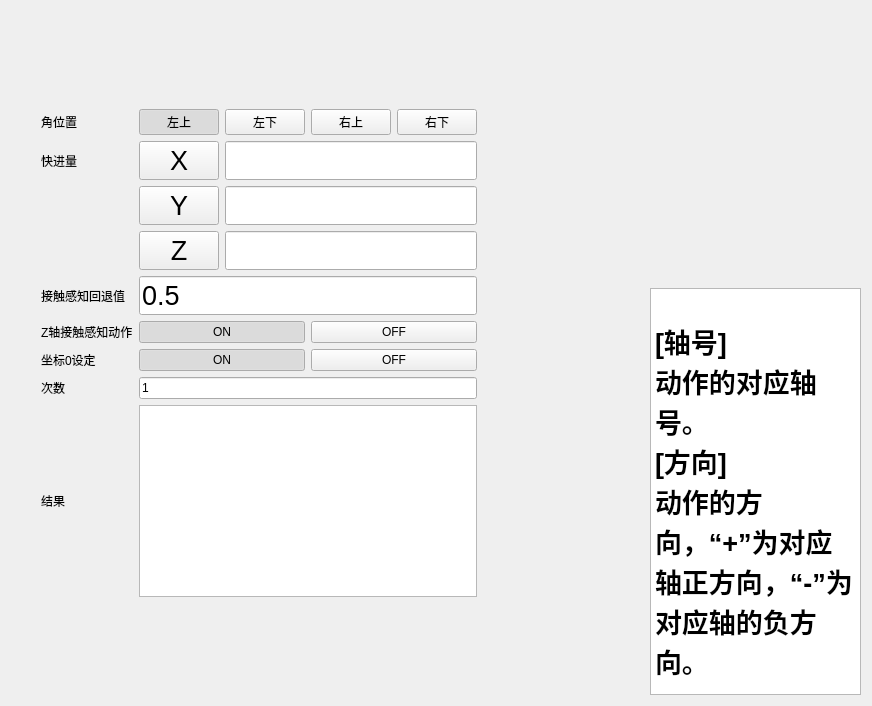
Before: the Qt Designer form forms/manual/jiaodingweiform.ui in zephyrrr/Camotics_modbus, drawn with Qt 5.
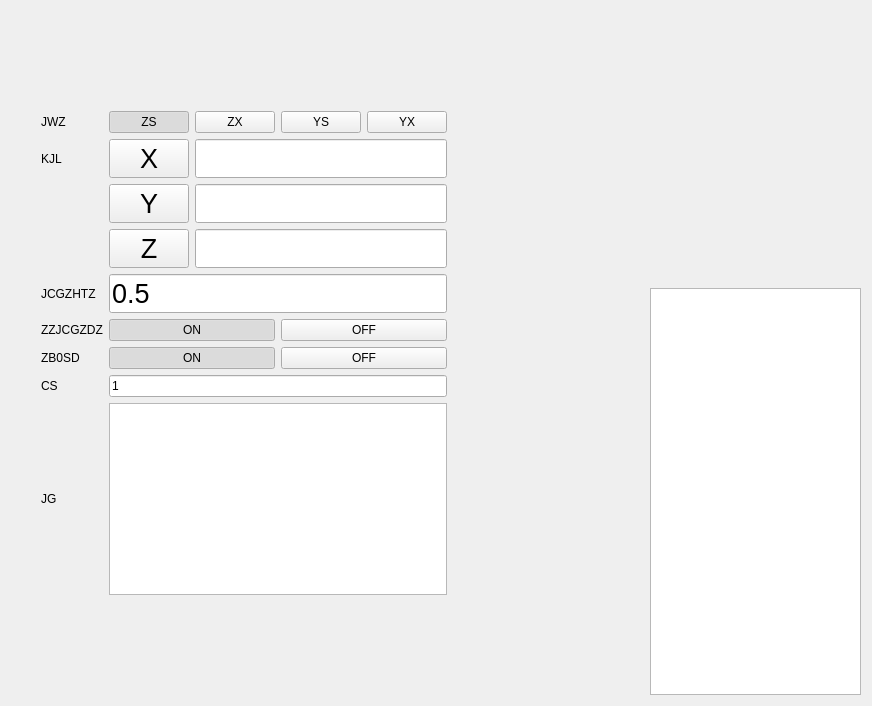
After: the same form once the commit is applied. Custom widgets are drawn as their Qt base class.

```diff
--- a/forms/manual/jiaodingweiform.ui
+++ b/forms/manual/jiaodingweiform.ui
@@ -51,14 +51,14 @@
          <item row="4" column="0">
           <widget class="QLabel" name="label_4">
            <property name="text">
-            <string>接触感知回退值</string>
+            <string>JCGZHTZ</string>
            </property>
           </widget>
          </item>
          <item row="0" column="0">
           <widget class="QLabel" name="label_7">
            <property name="text">
-            <string>角位置</string>
+            <string>JWZ</string>
            </property>
           </widget>
          </item>
@@ -73,7 +73,7 @@
               </sizepolicy>
              </property>
              <property name="text">
-              <string>左上</string>
+              <string>ZS</string>
              </property>
              <property name="checkable">
               <bool>true</bool>
@@ -95,7 +95,7 @@
               </sizepolicy>
              </property>
              <property name="text">
-              <string>左下</string>
+              <string>ZX</string>
              </property>
              <property name="checkable">
               <bool>true</bool>
@@ -114,7 +114,7 @@
               </sizepolicy>
              </property>
              <property name="text">
-              <string>右上</string>
+              <string>YS</string>
              </property>
              <property name="checkable">
               <bool>true</bool>
@@ -133,7 +133,7 @@
               </sizepolicy>
              </property>
              <property name="text">
-              <string>右下</string>
+              <string>YX</string>
              </property>
              <property name="checkable">
               <bool>true</bool>
@@ -176,21 +176,21 @@
          <item row="1" column="0">
           <widget class="QLabel" name="label_1">
            <property name="text">
-            <string>快进量</string>
+            <string>KJL</string>
            </property>
           </widget>
          </item>
          <item row="6" column="0">
           <widget class="QLabel" name="label_3">
            <property name="text">
-            <string>坐标0设定</string>
+            <string>ZB0SD</string>
            </property>
           </widget>
          </item>
          <item row="5" column="0">
           <widget class="QLabel" name="label_2">
            <property name="text">
-            <string>Z轴接触感知动作</string>
+            <string>ZZJCGZDZ</string>
            </property>
           </widget>
          </item>
@@ -243,7 +243,7 @@
          <item row="8" column="0">
           <widget class="QLabel" name="label_5">
            <property name="text">
-            <string>结果</string>
+            <string>JG</string>
            </property>
           </widget>
          </item>
@@ -435,7 +435,7 @@
          <item row="7" column="0">
           <widget class="QLabel" name="label_6">
            <property name="text">
-            <string>次数</string>
+            <string>CS</string>
            </property>
           </widget>
          </item>
@@ -490,19 +490,7 @@
      <item>
       <widget class="QTextBrowser" name="textBrowser">
        <property name="html">
-        <string>&lt;!DOCTYPE HTML PUBLIC &quot;-//W3C//DTD HTML 4.0//EN&quot; &quot;http://www.w3.org/TR/REC-html40/strict.dtd&quot;&gt;
-&lt;html&gt;&lt;head&gt;&lt;meta name=&quot;qrichtext&quot; content=&quot;1&quot; /&gt;&lt;meta charset=&quot;utf-8&quot; /&gt;&lt;style type=&quot;text/css&quot;&gt;
-p, li { white-space: pre-wrap; }
-hr { height: 1px; border-width: 0; }
-li.unchecked::marker { content: &quot;\2610&quot;; }
-li.checked::marker { content: &quot;\2612&quot;; }
-&lt;/style&gt;&lt;/head&gt;&lt;body style=&quot; font-family:'Microsoft YaHei UI'; font-size:9pt; font-weight:400; font-style:normal;&quot;&gt;
-&lt;p style=&quot; margin-top:0px; margin-bottom:0px; margin-left:0px; margin-right:0px; -qt-block-indent:0; text-indent:0px;&quot;&gt;                 &lt;/p&gt;
-&lt;p style=&quot; margin-top:0px; margin-bottom:0px; margin-left:0px; margin-right:0px; -qt-block-indent:0; text-indent:0px;&quot;&gt;                 &lt;/p&gt;
-&lt;p style=&quot; margin-top:0px; margin-bottom:0px; margin-left:0px; margin-right:0px; -qt-block-indent:0; text-indent:0px;&quot;&gt;&lt;span style=&quot; font-family:'SimSun'; font-size:20pt; font-weight:696;&quot;&gt;[轴号]&lt;/span&gt;                 &lt;/p&gt;
-&lt;p style=&quot; margin-top:0px; margin-bottom:0px; margin-left:0px; margin-right:0px; -qt-block-indent:0; text-indent:0px;&quot;&gt;&lt;span style=&quot; font-family:'SimSun'; font-size:20pt; font-weight:696;&quot;&gt;动作的对应轴号。&lt;/span&gt;                 &lt;/p&gt;
-&lt;p style=&quot; margin-top:0px; margin-bottom:0px; margin-left:0px; margin-right:0px; -qt-block-indent:0; text-indent:0px;&quot;&gt;&lt;span style=&quot; font-family:'SimSun'; font-size:20pt; font-weight:696;&quot;&gt;[方向]&lt;/span&gt;                 &lt;/p&gt;
-&lt;p style=&quot; margin-top:0px; margin-bottom:0px; margin-left:0px; margin-right:0px; -qt-block-indent:0; text-indent:0px;&quot;&gt;&lt;span style=&quot; font-family:'SimSun'; font-size:20pt; font-weight:696;&quot;&gt;动作的方向，“+”为对应轴正方向，“-”为对应轴的负方向。&lt;/span&gt;               &lt;/p&gt;&lt;/body&gt;&lt;/html&gt;</string>
+        <string>&lt;ZH]DZDDYZH。FX]DZDFX，WDYZZFX，WDYZDFFX。</string>
        </property>
       </widget>
      </item>
```
Left out of the diff: 19 changed lines with no effect on the pictures.
